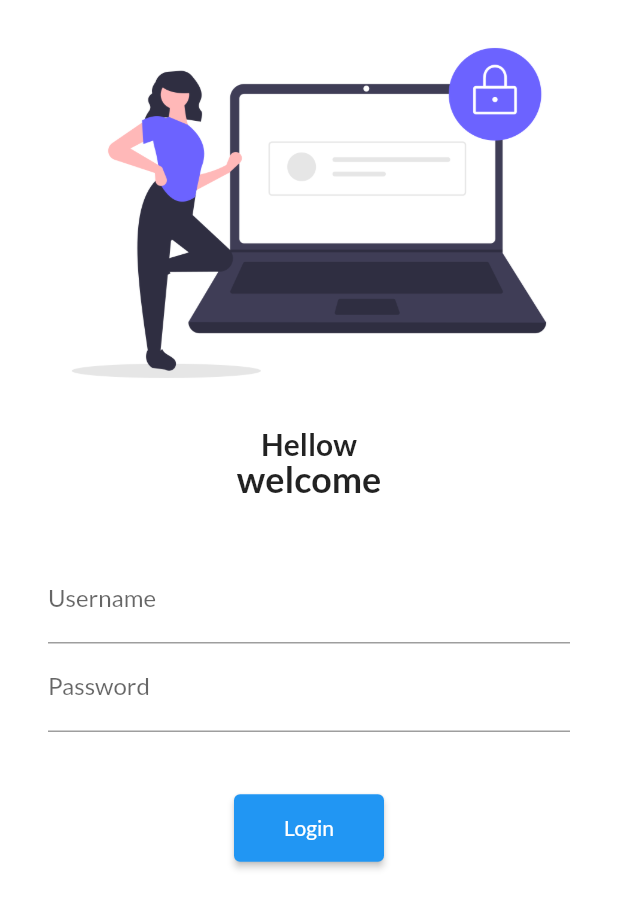
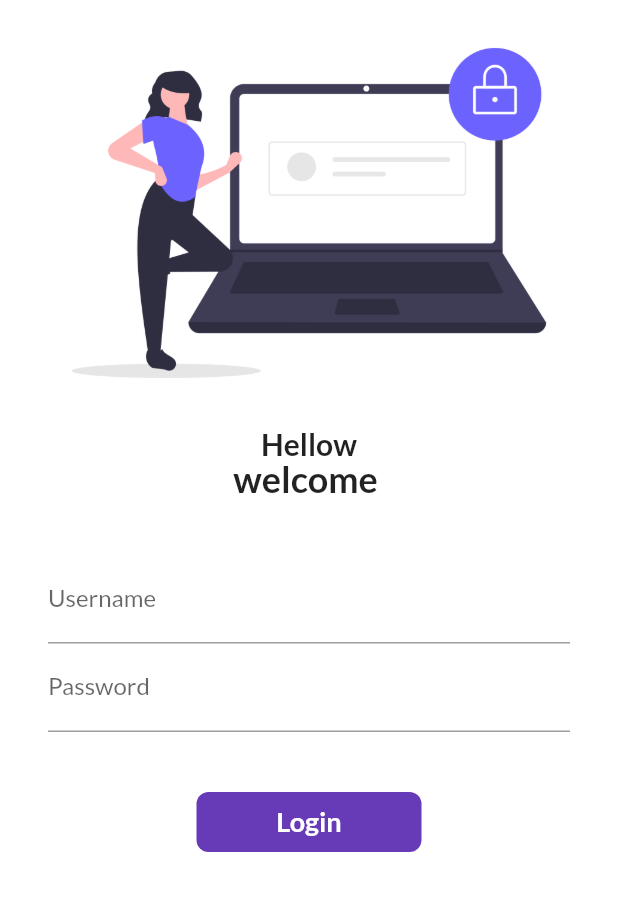
Before and after one commit to officialhemant511/flutter-app, a Flutter app: the screen it shows after launch, on a phone screen of 412 x 824 dp. Shown: the top 909 px of the screen. Run offline on Flutter 3.47's test engine with Material 2 defaults, Android fonts, the phone set to English and light mode, and no system bars; our stand-ins replace google_fonts.

Commit message:
Day 6 completed

```diff
--- a/flutter_catalog/lib/pages/login_page.dart
+++ b/flutter_catalog/lib/pages/login_page.dart
@@ -2,7 +2,14 @@
 import 'package:flutter_catalog/utils/routes.dart';
 import 'package:google_fonts/google_fonts.dart';
 
-class LoginPage extends StatelessWidget {
+class LoginPage extends StatefulWidget {
+  @override
+  State<LoginPage> createState() => _LoginPageState();
+}
+
+class _LoginPageState extends State<LoginPage> {
+  String name = "";
+  bool changeButtom = false;
   @override
   Widget build(BuildContext context) {
     return Material(
@@ -29,7 +36,7 @@
                 height: 21.0,
               ),
               Text(
-                "welcome",
+                "welcome $name",
                 style: TextStyle(
                   fontSize: 24,
                   fontWeight: FontWeight.bold,
@@ -48,6 +55,10 @@
                         hintText: "Enter username ",
                         labelText: "Username",
                       ),
+                      onChanged: (value) {
+                        name = value;
+                        setState(() {});
+                      },
                     ),
                     TextFormField(
                       obscureText: true,
@@ -59,15 +70,54 @@
                     SizedBox(
                       height: 40.0,
                     ),
-                    ElevatedButton(
-                      child: Text("Login"),
-                      style: TextButton.styleFrom(minimumSize: Size(100, 45)),
-                      onPressed: () {
-                        // print("Hello hemant"); this is action done while pressing login buttom
-                        // we use navigator to go another class part of material lib
+
+                    InkWell(
+                      onTap: () async {
+                        setState(() {
+                          changeButtom = true;
+                        });
+                        //await means wait for a while(particular duration) then go further page
+                        await Future.delayed(Duration(seconds: 1));
                         Navigator.pushNamed(context, MyRoutes.homeRoute);
                       },
+                      child: AnimatedContainer(
+                        // use to make box like login button without using predefined elevated buttom
+                        //
+                        duration: Duration(seconds: 1),
+                        width: changeButtom ? 50 : 150,
+                        height: 40,
+                        alignment: Alignment
+                            .center, // aling text at particular position like center
+                        child: changeButtom
+                            ? Icon(
+                                Icons.done,
+                                color: Colors.white,
+                              )
+                            : Text(
+                                "Login",
+                                style: TextStyle(
+                                    color: Colors.white,
+                                    fontWeight: FontWeight.bold,
+                                    fontSize: 18),
+                              ),
+                        // decoration is generally used to decorate or to make our box attractive
+                        decoration: BoxDecoration(
+                            color: Colors.deepPurple,
+                            // shape: changeButtom?BoxShape.circle:BoxShape.rectangle,
+                            borderRadius:
+                                BorderRadius.circular(changeButtom ? 20 : 8)),
+                      ),
                     ),
+
+                    // ElevatedButton(
+                    //   child: Text("Login"),
+                    //   style: TextButton.styleFrom(minimumSize: Size(100, 45)),
+                    //   onPressed: () {
+                    //     // print("Hello hemant"); this is action done while pressing login buttom
+                    //     // we use navigator to go another class part of material lib
+                    //     Navigator.pushNamed(context, MyRoutes.homeRoute);
+                    //   },
+                    // ),
                   ],
                 ),
               )
```
